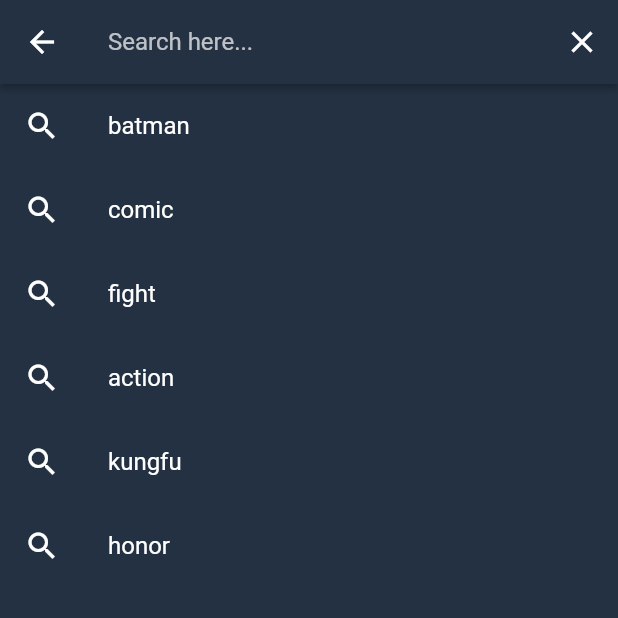
After one commit to noobieKz/Movie_Flutter_BLoC_RxDart, a Flutter app: the SearchWidget screen opened directly, on a phone screen of 412 x 824 dp, the top half of it. The commit adds this screen. Run offline on Flutter 3.47's test engine with Material 2 defaults, Android fonts, the phone set to English and light mode, and no system bars; our stand-ins replace carousel_slider, dio, flutter_rating_bar, flutter_svg, font_awesome_flutter, get_it and 3 more; missing offline and left inert: dart:ffi; network calls fail.

Commit message:
Refactor Search. Do not use SearchDelegate.

```diff
--- a/lib/data/irepository.dart
+++ b/lib/data/irepository.dart
@@ -21,5 +21,5 @@ abstract class IRepository {
 
   Future<CastCrewResponse> getCastCrewMovie(int movieId);
 
-  Future<MovieListResponse> searchMovies(String query);
+  Future<MovieListResponse> searchMovies(String query, int page);
 }
--- a/lib/data/remote/api_impl/api_movie.dart
+++ b/lib/data/remote/api_impl/api_movie.dart
@@ -145,10 +145,11 @@ class ApiMovie implements IApiMovie {
   }
 
   @override
-  Future<MovieListResponse> searchMovies(String query) async {
+  Future<MovieListResponse> searchMovies(String query, int page) async {
     var params = {
       'api_key': API_KEY,
       "query": query,
+      "page": page
     };
     try {
       String url = "$BASE_URL/search/movie";
--- a/lib/data/remote/iapi_movie.dart
+++ b/lib/data/remote/iapi_movie.dart
@@ -21,6 +21,6 @@ abstract class IApiMovie {
 
   Future<CastCrewResponse> getCastCrewMovie(int movieId);
 
-  Future<MovieListResponse> searchMovies(String query);
+  Future<MovieListResponse> searchMovies(String query, int page);
 
 }
--- a/lib/data/remote/mock_api/mock_api.dart
+++ b/lib/data/remote/mock_api/mock_api.dart
@@ -50,7 +50,7 @@ class MockApi implements IApiMovie {
   }
 
   @override
-  Future<MovieListResponse> searchMovies(String query) {
+  Future<MovieListResponse> searchMovies(String query, int page) {
     // TODO: implement searchMovies
     throw UnimplementedError();
   }
--- a/lib/data/repository_impl/default_repository.dart
+++ b/lib/data/repository_impl/default_repository.dart
@@ -50,7 +50,7 @@ class DefaultRepository implements IRepository {
   }
 
   @override
-  Future<MovieListResponse> searchMovies(String query) {
-    return _apiMovie.searchMovies(query);
+  Future<MovieListResponse> searchMovies(String query, int page) {
+    return _apiMovie.searchMovies(query, page);
   }
 }
--- a/lib/rounte_config/route_config.dart
+++ b/lib/rounte_config/route_config.dart
@@ -1,6 +1,7 @@
 import 'package:flutter/material.dart';
 import 'package:flutter_sample/ui/home/home_screen.dart';
 import 'package:flutter_sample/ui/movie_detail/movie_detail_screen.dart';
+import 'package:flutter_sample/ui/search/search_screen.dart';
 import 'package:flutter_sample/ui/show_all_movies/show_all_movie_screen.dart';
 import 'package:flutter_sample/ui/splash/splash_screen.dart';
 
@@ -9,6 +10,7 @@ class RouteConfig {
   static const ROUTE_HOME = "/home";
   static const ROUTE_SHOW_ALL = "/show_all";
   static const ROUTE_MOVIE_DETAIL = "/movie_detail";
+  static const ROUTE_SEARCH = "/search";
 
   static Route<dynamic> generateRoute(RouteSettings settings) {
     final args = settings.arguments;
@@ -31,6 +33,9 @@ class RouteConfig {
         result =
             MaterialPageRoute(builder: (_) => MovieDetailScreen(movieId: args));
         break;
+      case ROUTE_SEARCH:
+        result = MaterialPageRoute(builder: (_) => SearchScreen());
+        break;
     }
     return result;
   }
--- a/lib/ui/common_widget/movie_item.dart
+++ b/lib/ui/common_widget/movie_item.dart
@@ -40,7 +40,7 @@ class MovieItem extends StatelessWidget {
                     width: width,
                     height: height,
                     decoration: new BoxDecoration(
-                      borderRadius: BorderRadius.all(Radius.circular(2.0)),
+                      borderRadius: BorderRadius.all(Radius.circular(8.0)),
                         color: kColorChipItem,
                     ),
                     child: Column(
--- a/lib/ui/search/search_screen.dart
+++ b/lib/ui/search/search_screen.dart
@@ -7,29 +7,28 @@ import 'package:flutter_sample/ui/common_widget/error.dart';
 import 'package:flutter_sample/ui/common_widget/loading.dart';
 import 'package:flutter_sample/ui/common_widget/movie_item.dart';
 import 'package:flutter_sample/ui/home/home_state.dart';
+import 'package:flutter_sample/ui/search/search_result_widget.dart';
+import 'package:flutter_sample/ui/search/search_suggestion_widget.dart';
 import 'package:provider/provider.dart';
 import '../../utils.dart';
 import 'search_bloc.dart';
 
+enum _SearchBody { SUGGESTIONS, RESULT }
+
 class SearchScreen extends StatelessWidget {
-  final String query;
-
-  const SearchScreen({Key key, this.query}) : super(key: key);
-
   @override
   Widget build(BuildContext context) {
-    print("searchScreen build " + query);
     return BlocProvider(
       bloc: locator<SearchBloc>(),
-      child: SearchWidget(query: query,),
+      child: SearchWidget(),
     );
   }
 }
 
 class SearchWidget extends StatefulWidget {
-  final String query;
-
-  const SearchWidget({Key key, this.query}) : super(key: key);
+  const SearchWidget({
+    Key key,
+  }) : super(key: key);
 
   @override
   _SearchWidgetState createState() => _SearchWidgetState();
@@ -37,93 +36,113 @@ class SearchWidget extends StatefulWidget {
 
 class _SearchWidgetState extends State<SearchWidget> {
   SearchBloc _bloc;
-  ScrollController _controller;
+  TextEditingController _textEditingController;
+  FocusNode _focusNode;
+
+  _SearchBody get _currentBody => _currentBodyNotifier.value;
+
+  set _currentBody(_SearchBody value) {
+    _currentBodyNotifier.value = value;
+  }
+
+  final ValueNotifier<_SearchBody> _currentBodyNotifier =
+      ValueNotifier<_SearchBody>(_SearchBody.SUGGESTIONS);
 
   @override
   void initState() {
-    _controller = ScrollController();
     _bloc = context.read<SearchBloc>();
-    print(widget.query);
-    _bloc.search(widget.query);
-    _controller.addListener(() {
-      if (_controller.position.pixels == _controller.position.maxScrollExtent) {
-        // _bloc.requestMore(widget.typeShowAll);
-      }
-    });
+    _focusNode = FocusNode();
+    _textEditingController = TextEditingController();
+    _currentBodyNotifier.addListener(_rebuild);
+    _textEditingController.addListener(_rebuild);
+    _bloc = context.read<SearchBloc>();
+    _focusNode.addListener(_onFocusChange);
     super.initState();
+  }
+
+  void _rebuild() {
+    setState(() {});
+  }
+
+  void _onFocusChange() {
+    if (_focusNode.hasFocus && _currentBody != _SearchBody.SUGGESTIONS) {
+      showSuggestions();
+    }
+  }
+
+  void _showEmptyIfClear() {
+    print("clear ");
+    _textEditingController.text = "";
+    if (!_focusNode.hasFocus && _currentBody != _SearchBody.SUGGESTIONS) {
+      _bloc.search("");
+    }
+  }
+
+  void showResults(String query, bool selectFromSuggestion) {
+    if (selectFromSuggestion) _textEditingController.text = query;
+    _focusNode.unfocus();
+    _currentBody = _SearchBody.RESULT;
+    _bloc.search(query);
+  }
+
+  void showSuggestions() {
+    _focusNode.requestFocus();
+    _currentBody = _SearchBody.SUGGESTIONS;
   }
 
   @override
   Widget build(BuildContext context) {
-    return Container(
-      color: bgColor,
-      child: StreamBuilder<BaseState>(
-        stream: _bloc.movieResults,
-        builder: (BuildContext context, AsyncSnapshot<BaseState> snapshot) {
-          if (snapshot.hasData) {
-            BaseState state = snapshot.data;
-            return _handleStreamState(state, context);
-          } else {
-            return ErrorLoading(
-              message: "Fetch data not handle..",
-              height: MediaQuery.of(context).size.height,
-            );
-          }
-        },
+    print("search build");
+    Widget body;
+    print(_currentBody == _SearchBody.SUGGESTIONS);
+    String suggestionQuery = _textEditingController.text;
+    switch (_currentBody) {
+      case _SearchBody.SUGGESTIONS:
+        body = SearchSuggestionWidget(
+          query: suggestionQuery,
+          onSuggestionSelected: (query) {
+            showResults(query, true);
+          },
+        );
+        break;
+      case _SearchBody.RESULT:
+        body = SearchResultWidget(
+          onLoadMore: () => _bloc.searchNextPage(),
+        );
+        break;
+    }
+    return Scaffold(
+      backgroundColor: bgColor,
+      appBar: AppBar(
+        elevation: 2,
+        backgroundColor: bgColor,
+        title: TextField(
+          style: TextStyle(color: Colors.white),
+          onSubmitted: (newValue) {
+            showResults(newValue, false);
+          },
+          focusNode: _focusNode,
+          controller: _textEditingController,
+          decoration: InputDecoration(
+            border: InputBorder.none,
+            hintText: "Search here...",
+            hintStyle: TextStyle(color: Colors.white70),
+          ),
+        ),
+        actions: [
+          IconButton(
+            icon: Icon(Icons.clear),
+            onPressed: () {
+              _showEmptyIfClear();
+            },
+            color: Colors.white,
+          ),
+        ],
+      ),
+      body: AnimatedSwitcher(
+        duration: Duration(microseconds: 300),
+        child: body,
       ),
     );
   }
-
-  Widget _handleStreamState(BaseState state, context) {
-    double maxHeight = MediaQuery.of(context).size.height;
-    if (state is StateLoading) {
-      return LoadingProgress(
-        height: maxHeight,
-      );
-    } else if (state is StateLoaded<List<Movie>>) {
-      List<Movie> movies = state.value;
-      print("eeeeeeee" + movies.length.toString());
-      return Container(
-        alignment: Alignment.center,
-        child: GridView.builder(
-          controller: _controller,
-          padding: EdgeInsets.only(left: 10),
-          physics: BouncingScrollPhysics(),
-          itemCount: movies.length,
-          itemBuilder: (context, index) {
-            // if ((movies[index] == null) && _bloc.hasMoreData) {
-            //   return Container(
-            //     alignment: Alignment.topCenter,
-            //     child: SizedBox(
-            //         width: 30, height: 30, child: CircularProgressIndicator()),
-            //   );
-            // }
-            return MovieItem(
-              movie: movies[index],
-              width: 150,
-              height: 180,
-              onItemClick: (item) {
-                goDetailScreen(context, item.id);
-              },
-              isCenter: true,
-              titleSize: 16,
-              ratingSize: 12,
-            );
-          },
-          gridDelegate: SliverGridDelegateWithFixedCrossAxisCount(
-              crossAxisCount: 2, childAspectRatio: 3 / 5),
-        ),
-      );
-    } else if (state is StateError) {
-      return ErrorLoading(
-        message: state.msgError,
-        height: maxHeight,
-      );
-    } else {
-      return ErrorLoading(
-        message: "Unknown Error",
-        height: maxHeight,
-      );
-    }
-  }
 }
--- /dev/null
+++ b/lib/ui/search/search_suggestion_widget.dart
@@ -0,0 +1,37 @@
+import 'package:flutter/material.dart';
+
+import '../../constants.dart';
+
+// ignore: must_be_immutable
+class SearchSuggestionWidget extends StatelessWidget {
+  List<String> all = ["batman", "comic", "fight", "action", "kungfu", "honor"];
+  List<String> recent = ["batman", "comic", "fight", "action", "kungfu", "honor"];
+  final String query;
+  final Function(String) onSuggestionSelected;
+
+  SearchSuggestionWidget({Key key, this.query, this.onSuggestionSelected})
+      : super(key: key);
+
+  @override
+  Widget build(BuildContext context) {
+    final suggestions = query.isEmpty ? recent : all;
+    return Container(
+      child: ListView.builder(
+        itemBuilder: (context, index) => ListTile(
+          onTap: () {
+            onSuggestionSelected(suggestions[index]);
+          },
+          leading: Icon(
+            Icons.search,
+            color: Colors.white,
+          ),
+          title: Text(
+            suggestions[index],
+            style: TextStyle(color: Colors.white),
+          ),
+        ),
+        itemCount: suggestions.length,
+      ),
+    );
+  }
+}
--- a/pubspec.yaml
+++ b/pubspec.yaml
@@ -35,6 +35,7 @@ dependencies:
   flutter_rating_bar: ^3.2.0+1
   get_it: ^5.0.3
   flutter_svg: ^0.19.1
+  tuple: ^1.0.3
 
   # The following adds the Cupertino Icons font to your application.
   # Use with the CupertinoIcons class for iOS style icons.
```
Also changed, not shown: lib/ui/home/home_screen.dart (+3 -7 lines), lib/ui/movie_detail/widgets/backdrop_rating.dart (+16 -5 lines), lib/ui/search/movie_search_delegate.dart (deleted, +0 -79 lines), lib/ui/search/search_bloc.dart (+76 -10 lines), lib/ui/search/search_result_widget.dart (added, +130 -0 lines), lib/ui/show_all_movies/show_all_movie_screen.dart (+2 -7 lines), pubspec.lock.
